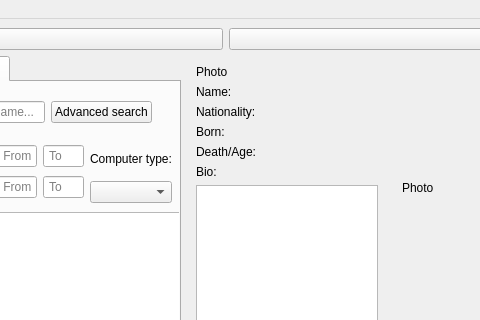
Qt form mainwindow.ui (annakrih/T113VLN1-3) before a commit; both pictures show x 150 to 630 and y 0 to 320 of the 752 by 600 pixel window.
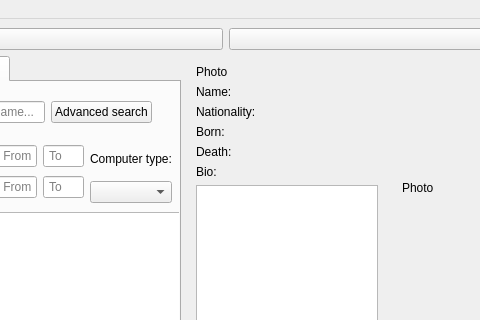
The same form after that commit. Icons and pictures are not drawn.

Commit message: bara DEATH

The edit to the form file:
```diff
--- a/mainwindow.ui
+++ b/mainwindow.ui
@@ -473,7 +473,7 @@
            <item row="6" column="0">
             <widget class="QLabel" name="DeathAgePersonInfo">
              <property name="text">
-              <string>Death/Age: </string>
+              <string>Death: </string>
              </property>
             </widget>
            </item>
```
